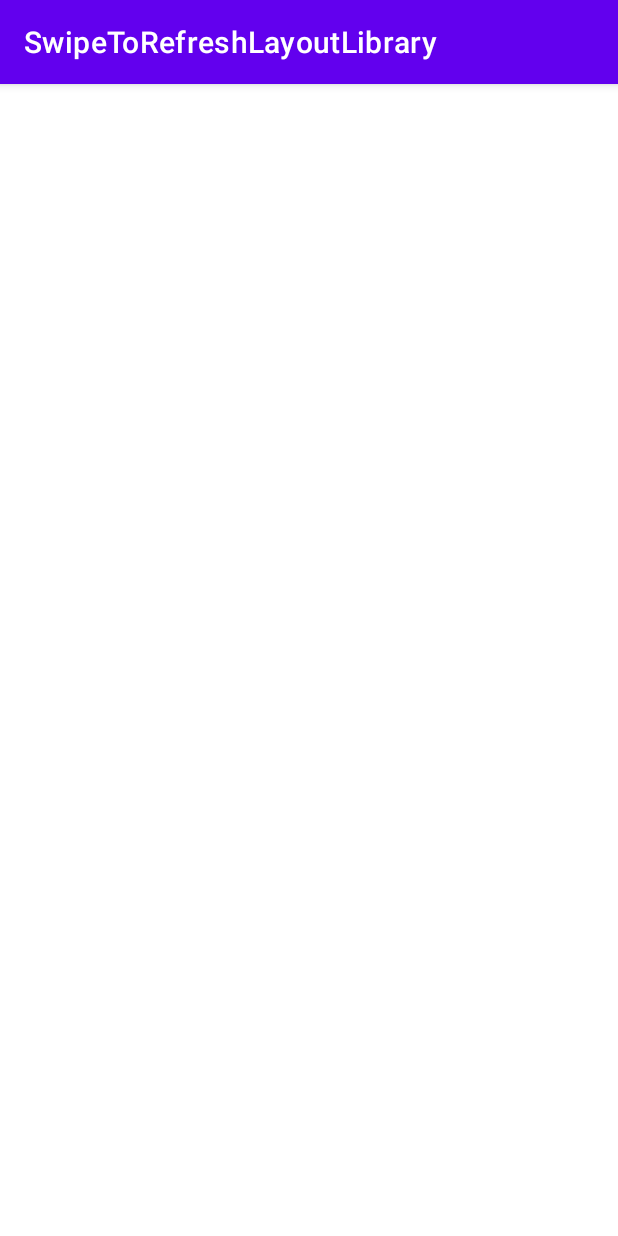
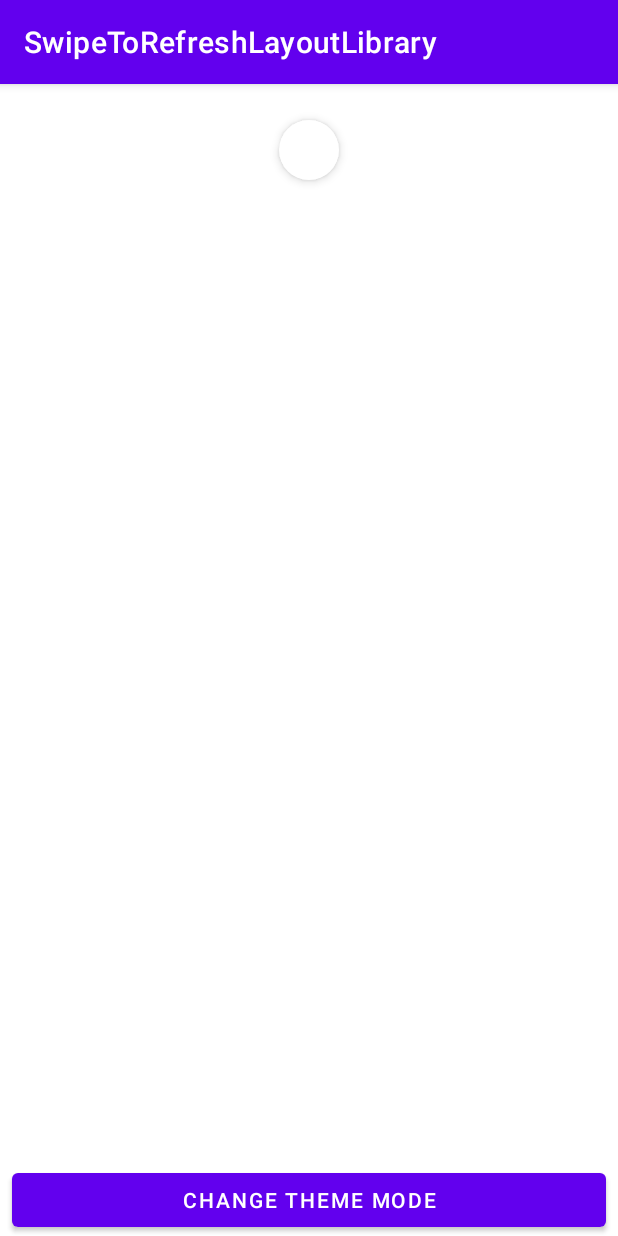
Before and after one commit to amoutzidis/SwipeToRefreshLayout, an Android app: the screen it shows after launch (MainActivity), on a phone screen of 412 x 824 dp. Run offline under Robolectric (Android 15) with nearby library versions, the phone set to English and light mode, and no system bars.

Commit message:
Add theme mode example

```diff
--- a/app/src/main/java/gr/amoutzidis/swipetorefresh_sample/MainActivity.kt
+++ b/app/src/main/java/gr/amoutzidis/swipetorefresh_sample/MainActivity.kt
@@ -1,11 +1,45 @@
 package gr.amoutzidis.swipetorefresh_sample
 
+import android.app.UiModeManager
+import android.content.Context
 import androidx.appcompat.app.AppCompatActivity
 import android.os.Bundle
+import android.util.Log
+import android.widget.Button
+import android.widget.Toast
+import androidx.appcompat.app.AppCompatDelegate
+import gr.amoutzidis.swipetorefreshlayout.widget.SwipeToRefreshLayout
 
 class MainActivity : AppCompatActivity() {
+
+    companion object{
+        private var isLightMode = true
+    }
+
+    private lateinit    var swipeToRefreshLayout: SwipeToRefreshLayout
+    private lateinit    var buttonThemeMode: Button
+    private             val uiMdeService: UiModeManager by lazy { getSystemService(Context.UI_MODE_SERVICE) as UiModeManager }
+
     override fun onCreate(savedInstanceState: Bundle?) {
         super.onCreate(savedInstanceState)
         setContentView(R.layout.activity_main)
+
+        swipeToRefreshLayout    = findViewById(R.id.swipe_to_refresh_layout)
+        buttonThemeMode         = findViewById(R.id.button_theme_mode)
+
+        swipeToRefreshLayout.isRefreshing = true
+        buttonThemeMode.setOnClickListener {
+            val modeNight = if(!isLightMode)
+                Pair(AppCompatDelegate.MODE_NIGHT_NO, UiModeManager.MODE_NIGHT_NO)
+            else
+                Pair(AppCompatDelegate.MODE_NIGHT_YES, UiModeManager.MODE_NIGHT_YES)
+
+            isLightMode = modeNight.first == AppCompatDelegate.MODE_NIGHT_NO
+
+            Log.e("{{", isLightMode.toString())
+            AppCompatDelegate.setDefaultNightMode(modeNight.first)
+            uiMdeService.nightMode = modeNight.second
+            recreate()
+        }
     }
 }
--- a/app/src/main/res/layout/activity_main.xml
+++ b/app/src/main/res/layout/activity_main.xml
@@ -7,13 +7,23 @@
     tools:context=".MainActivity">
 
     <gr.amoutzidis.swipetorefreshlayout.widget.SwipeToRefreshLayout
+        android:id="@+id/swipe_to_refresh_layout"
         android:layout_width="match_parent"
         android:layout_height="match_parent">
-        <LinearLayout
+        <androidx.constraintlayout.widget.ConstraintLayout
             android:layout_width="match_parent"
             android:layout_height="match_parent">
 
-        </LinearLayout>
+            <Button
+                android:layout_marginStart="8dp"
+                android:layout_marginEnd="8dp"
+                app:layout_constraintBottom_toBottomOf="parent"
+                android:id="@+id/button_theme_mode"
+                android:text="Change Theme Mode"
+                android:layout_width="match_parent"
+                android:layout_height="wrap_content"/>
+
+        </androidx.constraintlayout.widget.ConstraintLayout>
     </gr.amoutzidis.swipetorefreshlayout.widget.SwipeToRefreshLayout>
 
 </androidx.constraintlayout.widget.ConstraintLayout>
```
